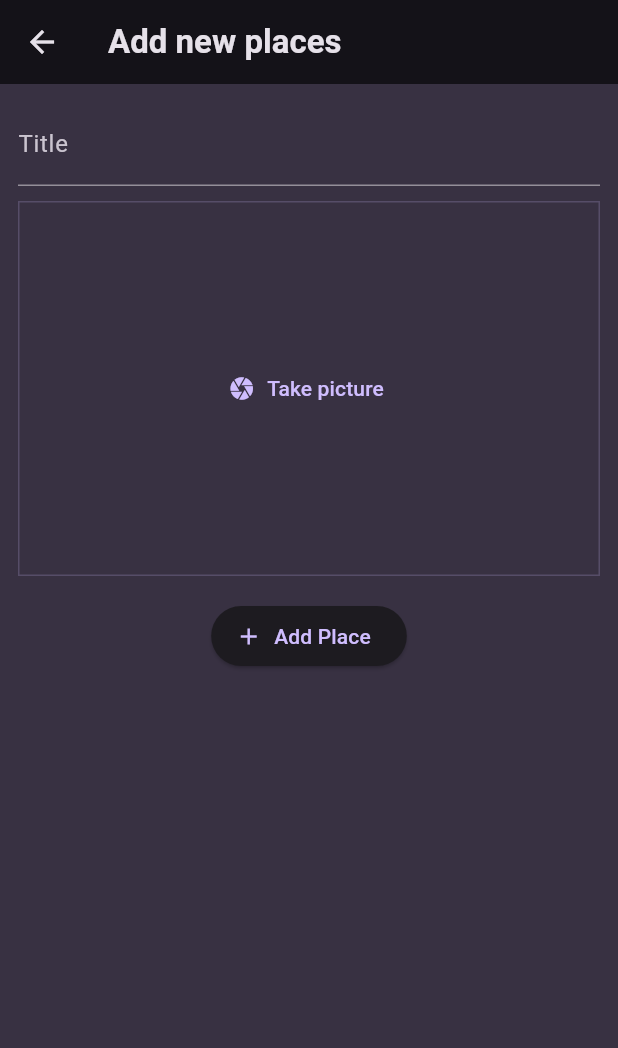
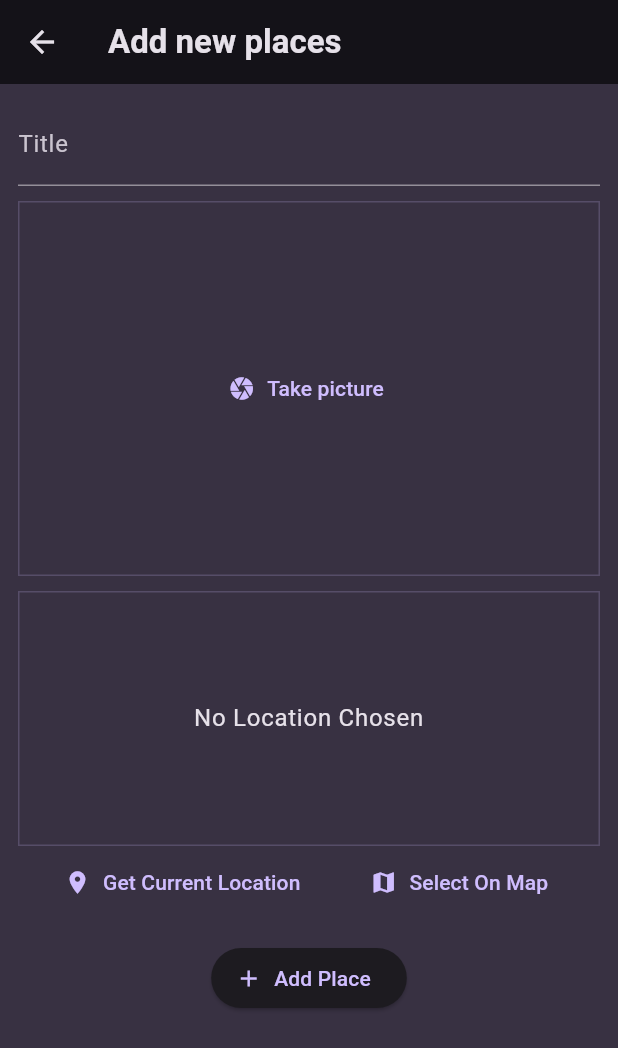
Before and after one commit to danhdelrey/favorite_places, a Flutter app: the AddPlacesScreen screen opened directly, on a phone screen of 412 x 824 dp. Shown: the top 1048 px of the screen. Run offline on Flutter 3.47's test engine with Material 3 defaults, Android fonts, the phone set to English and light mode, and no system bars; our stand-ins replace flutter_riverpod, google_fonts, image_picker, location.

Commit message:
location

```diff
--- a/lib/screens/add_place.dart
+++ b/lib/screens/add_place.dart
@@ -1,6 +1,7 @@
 import 'dart:io';
 
 import 'package:favorite_places/widgets/image_input.dart';
+import 'package:favorite_places/widgets/location_input.dart';
 import 'package:flutter/material.dart';
 import 'package:flutter_riverpod/flutter_riverpod.dart';
 import 'package:favorite_places/providers/user_places.dart';
@@ -55,6 +56,10 @@ class _AddPlacesScreenState extends ConsumerState<AddPlacesScreen> {
             _selectedImage = image;
           },),
           SizedBox(
+            height: 10,
+          ),
+          LocationInput(),
+          SizedBox(
             height: 16,
           ),
           ElevatedButton.icon(
--- /dev/null
+++ b/lib/widgets/location_input.dart
@@ -0,0 +1,96 @@
+import 'package:flutter/material.dart';
+import 'package:location/location.dart';
+
+class LocationInput extends StatefulWidget {
+  const LocationInput({super.key});
+
+  @override
+  State<LocationInput> createState() => _LocationInputState();
+}
+
+class _LocationInputState extends State<LocationInput> {
+  Location? _pickedLocation;
+  var _isGettingLocation = false;
+
+  void _getCurrentLocation() async {
+    Location location = Location();
+
+    bool _serviceEnabled;
+    PermissionStatus _permissionGranted;
+    LocationData _locationData;
+
+    _serviceEnabled = await location.serviceEnabled();
+    if (!_serviceEnabled) {
+      _serviceEnabled = await location.requestService();
+      if (!_serviceEnabled) {
+        return;
+      }
+    }
+
+    _permissionGranted = await location.hasPermission();
+    if (_permissionGranted == PermissionStatus.denied) {
+      _permissionGranted = await location.requestPermission();
+      if (_permissionGranted != PermissionStatus.granted) {
+        return;
+      }
+    }
+
+    setState(() {
+      _isGettingLocation = true;
+    });
+
+    _locationData = await location.getLocation();
+
+    setState(() {
+      _isGettingLocation = false;
+    });
+  }
+
+  @override
+  Widget build(BuildContext context) {
+    Widget previewContent = Text(
+      "No Location Chosen",
+      textAlign: TextAlign.center,
+      style: Theme.of(context)
+          .textTheme
+          .bodyLarge!
+          .copyWith(color: Theme.of(context).colorScheme.onBackground),
+    );
+
+    if (_isGettingLocation) {
+      previewContent = CircularProgressIndicator();
+    }
+
+    return Column(
+      children: [
+        Container(
+            alignment: Alignment.center,
+            decoration: BoxDecoration(
+                border: Border.all(
+                    width: 1,
+                    color: Theme.of(context)
+                        .colorScheme
+                        .primary
+                        .withOpacity(0.2))),
+            height: 170,
+            width: double.infinity,
+            child: previewContent),
+        Row(
+          mainAxisAlignment: MainAxisAlignment.spaceEvenly,
+          children: [
+            TextButton.icon(
+              onPressed: _getCurrentLocation,
+              icon: Icon(Icons.location_on),
+              label: Text('Get Current Location'),
+            ),
+            TextButton.icon(
+              onPressed: () {},
+              icon: Icon(Icons.map),
+              label: Text('Select On Map'),
+            ),
+          ],
+        )
+      ],
+    );
+  }
+}
--- a/pubspec.yaml
+++ b/pubspec.yaml
@@ -39,6 +39,7 @@ dependencies:
   uuid: ^4.3.3
   flutter_riverpod: ^2.5.1
   image_picker: ^1.0.7
+  location: ^5.0.3
 
 dev_dependencies:
   flutter_test:
```
Also changed, not shown: pubspec.lock, 1 other file.
